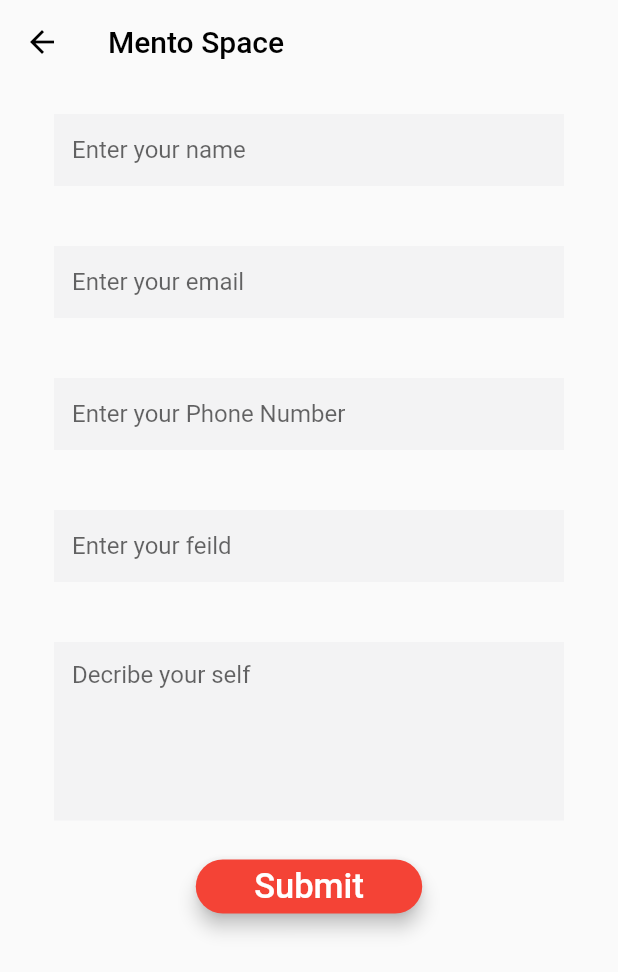
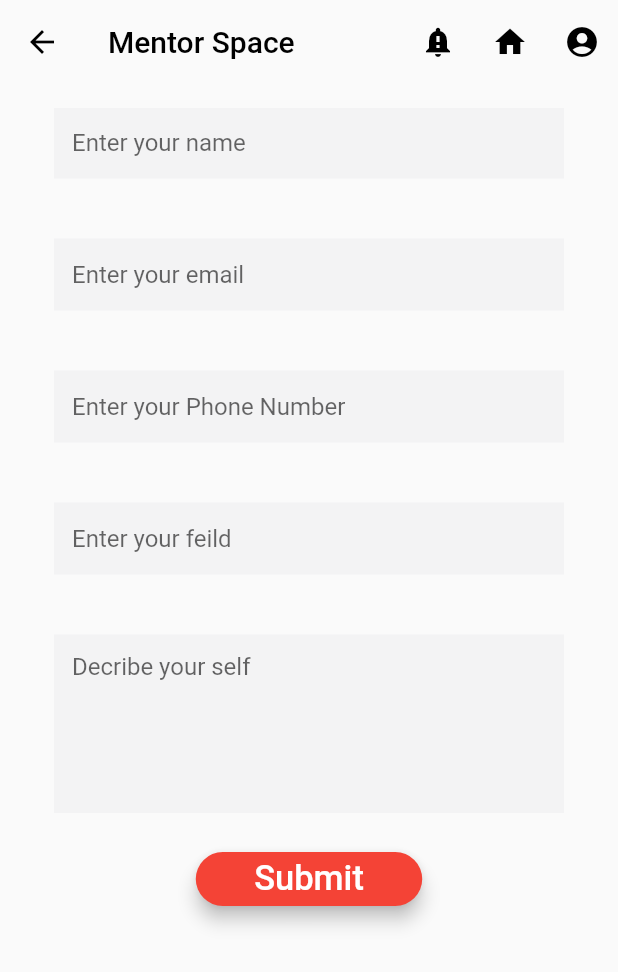
Before and after one commit to oussamadhouib/Mentorio, a Flutter app: the Mentor screen opened directly, scrolled down 88 dp, on a phone screen of 412 x 824 dp. Shown: the top 972 px of the screen. Run offline on Flutter 3.47's test engine with Material 2 defaults, Android fonts, the phone set to English and light mode, and no system bars; our stand-ins replace animated_text_kit, cloud_firestore, firebase_auth, firebase_database, firebase_messaging, google_fonts and 1 more; accounts and stored records are empty.

Commit message:
add icons

```diff
--- a/lib/main.dart
+++ b/lib/main.dart
@@ -1,7 +1,7 @@
 import 'package:flutter/material.dart';
 import 'package:mentorio/pages/root_page.dart';
 import 'package:mentorio/services/authentication.dart';
-import 'package:flutter/services.dart';
+
 void main() {
 
   return runApp(MyApp());
--- a/lib/pages/mentor.dart
+++ b/lib/pages/mentor.dart
@@ -1,9 +1,12 @@
+//import 'dart:js';
+
 import 'package:cloud_firestore/cloud_firestore.dart';
 
 import 'package:firebase_auth/firebase_auth.dart';
 import 'package:firebase_messaging/firebase_messaging.dart';
 import 'package:flutter/material.dart';
 import 'package:google_fonts/google_fonts.dart';
+
 
 
 
@@ -100,9 +103,36 @@ class _MentorState extends State<Mentor> {
         elevation: 0,
         brightness: Brightness.light, // this makes status bar text color black
         backgroundColor: Colors.transparent,
-        title: Text('Mento Space',style: new TextStyle(fontSize: 20.0, color: Colors.black)),
+        title: Text('Mentor Space',style: new TextStyle(fontSize: 20.0, color: Colors.black)),
 
         actions: <Widget>[
+           IconButton(
+              icon: Icon(
+                Icons.notification_important,
+                color: Colors.black,
+              ),
+              onPressed: () {
+                // do something
+              },
+            ),
+            IconButton(
+              icon: Icon(
+                Icons.home,
+                color: Colors.black,
+              ),
+              onPressed: () {
+                // do something
+              },
+            ),
+             IconButton(
+              icon: Icon(
+                Icons.account_circle
+               // color: Colors.black,
+              ),
+              onPressed: () {
+                // do something
+              },
+            )
 
         ],
       ),
@@ -122,9 +152,7 @@ class _MentorState extends State<Mentor> {
                         crossAxisAlignment: CrossAxisAlignment.center,
                         mainAxisAlignment: MainAxisAlignment.center,
                         children: <Widget>[
-                          SizedBox(
-                            height: 5,
-                          ),
+
                           _title(),
                           SizedBox(
                             height: 20,
@@ -244,8 +272,10 @@ class _MentorState extends State<Mentor> {
                                     'email':currentUser.email,
                                   }
                                 });
+                                //return Alert(context: context, title: "rflutter_alert").show();
 
                               }
+
 
 
 
--- a/pubspec.yaml
+++ b/pubspec.yaml
@@ -32,6 +32,7 @@ dependencies:
   cloud_firestore: 0.13.5
   firebase_messaging: 6.0.13
   google_sign_in: ^4.4.4
+
 
 
   flutter_launcher_icons: "^0.7.0"
```
Also changed, not shown: lib/pages/mentee.dart (+27 -0 lines).
